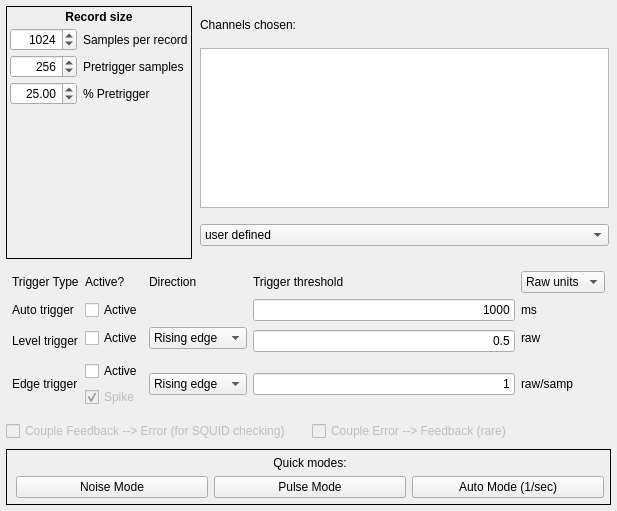
Old version of the form dastardcommander/ui/trigger_config.ui in the repository usnistgov/dastardcommander.
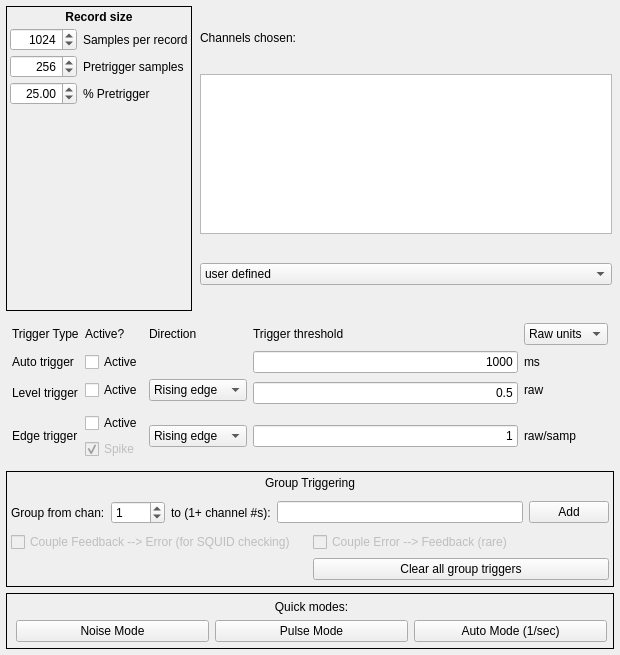
New version of the form.

Commit message: Add group trigger features and new frame

```diff
--- a/dastardcommander/ui/trigger_config.ui
+++ b/dastardcommander/ui/trigger_config.ui
@@ -6,8 +6,8 @@
    <rect>
     <x>0</x>
     <y>0</y>
-    <width>617</width>
-    <height>511</height>
+    <width>620</width>
+    <height>655</height>
    </rect>
   </property>
   <property name="sizePolicy">
@@ -590,27 +590,89 @@
     </widget>
    </item>
    <item>
-    <layout class="QGridLayout" name="couplingGridLayout" columnstretch="0,0" columnminimumwidth="0,0">
+    <widget class="QFrame" name="GroupTriggerFrame">
+     <property name="frameShape">
+      <enum>QFrame::Panel</enum>
+     </property>
+     <layout class="QGridLayout" name="gridLayout_3">
+      <property name="leftMargin">
+       <number>4</number>
+      </property>
      <property name="topMargin">
-      <number>2</number>
+       <number>4</number>
+      </property>
+      <property name="rightMargin">
+       <number>4</number>
      </property>
      <property name="bottomMargin">
-      <number>2</number>
-     </property>
+       <number>4</number>
+      </property>
+      <item row="1" column="0">
+       <layout class="QHBoxLayout" name="horizontalLayout_2">
+        <property name="topMargin">
+         <number>5</number>
+        </property>
+        <item>
+         <widget class="QLabel" name="label_7">
+          <property name="text">
+           <string>Group from chan:</string>
+          </property>
+         </widget>
+        </item>
+        <item>
+         <widget class="QSpinBox" name="groupTriggerSource">
+          <property name="toolTip">
+           <string>Let this channel cause group triggers</string>
+          </property>
+          <property name="maximum">
+           <number>9999</number>
+          </property>
+          <property name="value">
+           <number>1</number>
+          </property>
+         </widget>
+        </item>
+        <item>
+         <widget class="QLabel" name="label_8">
+          <property name="text">
+           <string>to (1+ channel #s):</string>
+          </property>
+         </widget>
+        </item>
+        <item>
+         <widget class="QLineEdit" name="groupTriggerReceivers">
+          <property name="toolTip">
+           <string>These channels receive group triggers (comma-separated list; invalid numbers are ignored)</string>
+          </property>
+         </widget>
+        </item>
+        <item>
+         <widget class="QPushButton" name="groupTriggerAdd">
+          <property name="text">
+           <string>Add</string>
+          </property>
+         </widget>
+        </item>
+       </layout>
+      </item>
      <item row="0" column="0">
-      <widget class="QCheckBox" name="coupleFBToErrCheckBox">
-       <property name="enabled">
-        <bool>false</bool>
-       </property>
-       <property name="toolTip">
-        <string>If checked, any trigger in a FB channel will also trigger
-the corresponding Error chan (Lancero only).</string>
-       </property>
+       <widget class="QLabel" name="label_6">
        <property name="text">
-        <string>Couple Feedback --&gt; Error (for SQUID checking)</string>
+         <string>Group Triggering</string>
+        </property>
+        <property name="alignment">
+         <set>Qt::AlignCenter</set>
        </property>
       </widget>
      </item>
+      <item row="2" column="0">
+       <layout class="QGridLayout" name="couplingGridLayout" columnstretch="0,0,0" columnminimumwidth="0,0,0">
+        <property name="topMargin">
+         <number>2</number>
+        </property>
+        <property name="bottomMargin">
+         <number>2</number>
+        </property>
      <item row="0" column="1">
       <widget class="QCheckBox" name="coupleErrToFBCheckBox">
        <property name="enabled">
@@ -625,7 +687,31 @@
        </property>
       </widget>
      </item>
-    </layout>
+        <item row="2" column="1">
+         <widget class="QPushButton" name="pushButton">
+          <property name="text">
+           <string>Clear all group triggers</string>
+          </property>
+         </widget>
+        </item>
+        <item row="0" column="0">
+         <widget class="QCheckBox" name="coupleFBToErrCheckBox">
+          <property name="enabled">
+           <bool>false</bool>
+          </property>
+          <property name="toolTip">
+           <string>If checked, any trigger in a FB channel will also trigger
+the corresponding Error chan (Lancero only).</string>
+          </property>
+          <property name="text">
+           <string>Couple Feedback --&gt; Error (for SQUID checking)</string>
+          </property>
+         </widget>
+        </item>
+       </layout>
+      </item>
+     </layout>
+    </widget>
    </item>
    <item>
     <widget class="QFrame" name="triggerLoadSaveFrame">
```
Left out of the diff: 32 changed lines with no effect on the pictures. Lines whose indentation alone changed are shown as unchanged.
